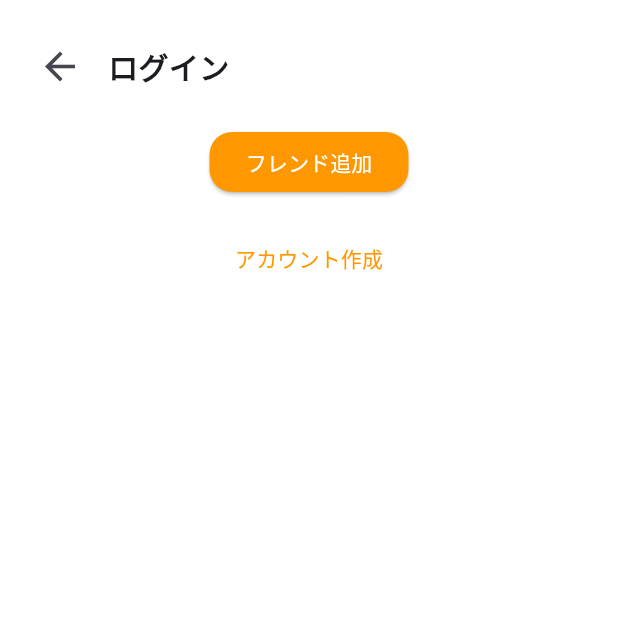
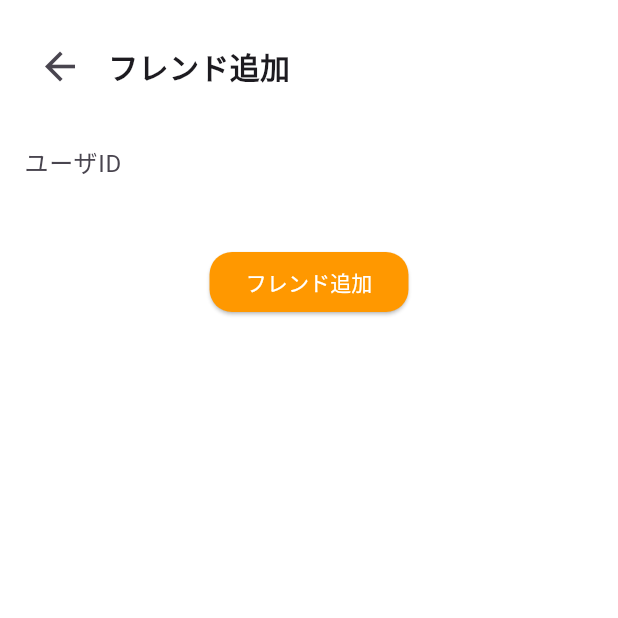
Before and after one commit to Ktento/breman-front, a Flutter app: the AddFriend screen opened directly, on a phone screen of 412 x 824 dp, the top half of it. Run offline on Flutter 3.47's test engine with Material 3 defaults, Android fonts, the phone set to English and light mode, and no system bars.

Commit message:
IDを入力するテキストボックスを挿入

```diff
--- a/lib/add_friend.dart
+++ b/lib/add_friend.dart
@@ -23,10 +23,18 @@ class AddFriend extends StatelessWidget {
                   ),
                   SizedBox(width: 8), // 戻るボタンとテキストの間にスペースを追加
                   Text(
-                    'ログイン',
+                    'フレンド追加',
                     style: TextStyle(fontSize: 20, fontWeight: FontWeight.bold),
                   ),
                 ],
+              ),
+            ),
+
+             Container(
+              padding: const EdgeInsets.all(16.0),
+              child: TextField(
+                decoration: InputDecoration(
+                    border: InputBorder.none, hintText: 'ユーザID'), //メアド入力フォーム
               ),
             ),
 
@@ -44,23 +52,6 @@ class AddFriend extends StatelessWidget {
                 onPressed: () {}, //ログインボタンを押したときの処理
               ),
             ),
-            Container(
-              // Flutter1.22以降のみ
-              child: TextButton(
-                child: const Text('アカウント作成'),
-                style: TextButton.styleFrom(
-                  foregroundColor: Colors.orange,
-                ),
-                onPressed: () {
-                  print('ログインボタンが押されました');
-                  Navigator.push(
-                      context,
-                      MaterialPageRoute(
-                          // （2） 実際に表示するページ(ウィジェット)を指定する
-                          builder: (context) => NewAccount()));
-                },
-              ),
-            ),
           ],
         ),
       ),
```
